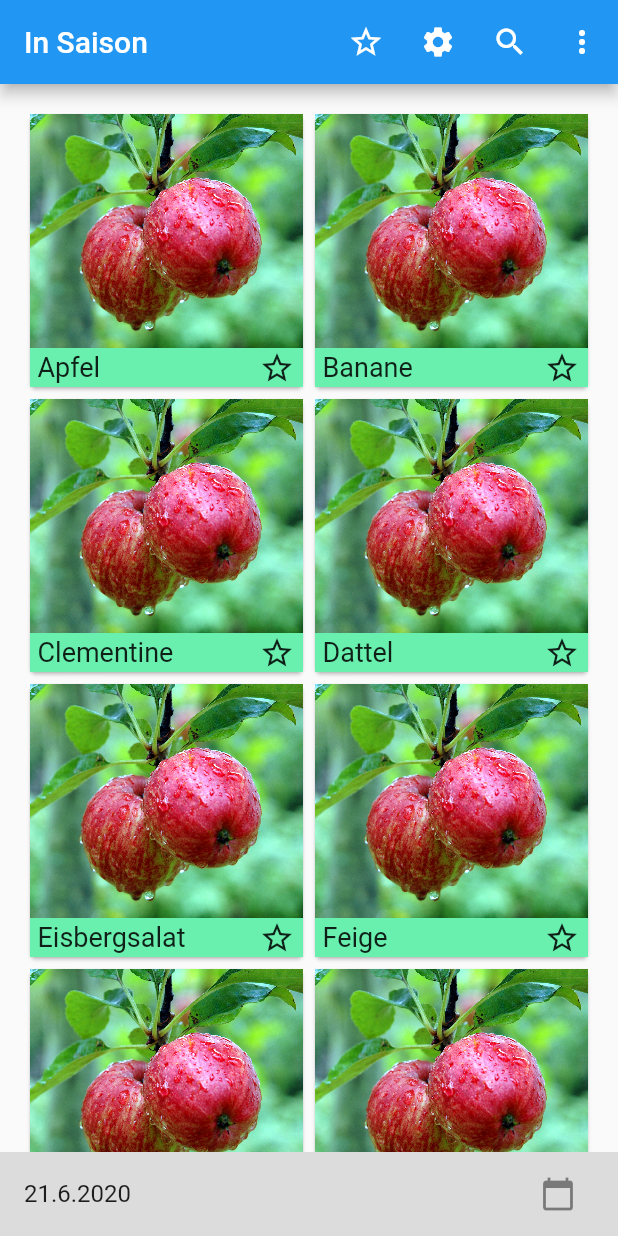
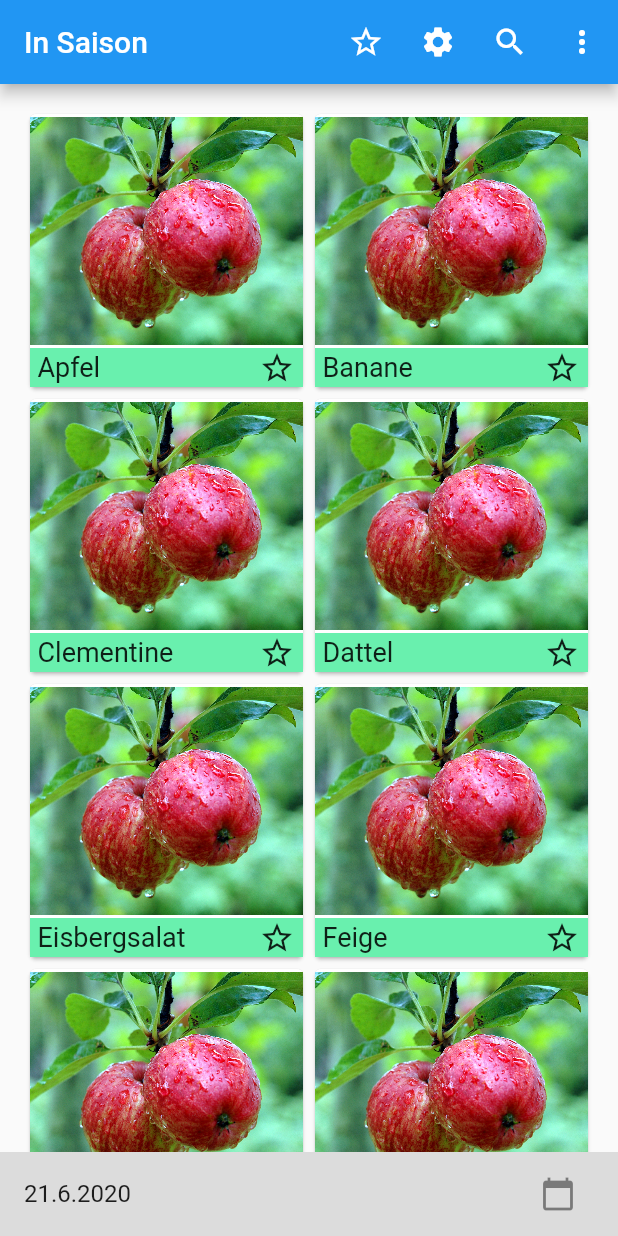
Before and after one commit to seasoncalendar/seasoncalendar, a Flutter app: the screen it shows after launch, on a phone screen of 412 x 824 dp. Run offline on Flutter 3.47's test engine with Material 2 defaults, Android fonts, the phone set to English and light mode, and no system bars; our stand-ins replace shared_preferences.

Commit message:
fixed foodTile rendering issue

```diff
--- a/lib/etcpages/aboutpage.dart
+++ b/lib/etcpages/aboutpage.dart
@@ -7,7 +7,7 @@ class AboutPage extends StatelessWidget {
   Widget build(BuildContext context) {
     return Scaffold(
         appBar: AppBar(
-            title: Text("Über die App und ihren Entwickler")
+            title: Text("Über die App")
         ),
         body: Text("about"),
     );
--- a/lib/foodsview.dart
+++ b/lib/foodsview.dart
@@ -56,13 +56,10 @@ class FoodTileState extends State<FoodTile> {
                 children: <Widget>[
                   Expanded(
                     flex: 12,
-                          child: FittedBox(
-                            fit: BoxFit.fill,
                     child: Image(
                       image: AssetImage("img/apple.jpg"),
                       filterQuality: FilterQuality.low,
                     ),
-                          )
                   ),
                   Expanded(
                     flex: 2,
--- a/lib/homepage.dart
+++ b/lib/homepage.dart
@@ -12,10 +12,10 @@ class HomeState extends State<HomePage> {
   DateTime date;
 
   static const Map<String, String> etcPages = {
-    "About": "/about",
-    "Contribute": "/contribute",
-    "Support": "/support",
-    "Imprint": "/imprint"
+    "Über die App": "/about",
+    "App verbessern": "/contribute",
+    "Unterstützen": "/support",
+    "Impressum": "/imprint"
   };
 
   @override
```
Lines whose indentation alone changed are shown as unchanged.
